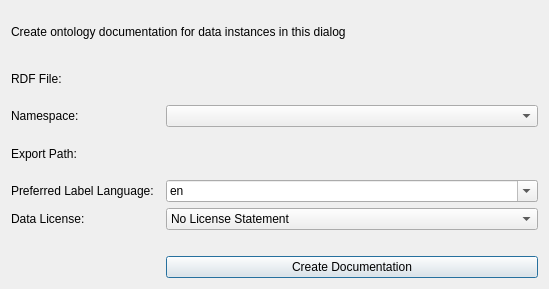
Before: the Qt Designer form dialogs/ui/ontdocdialog.ui in sparqlunicorn/sparqlunicornGoesGIS, drawn with Qt 5.
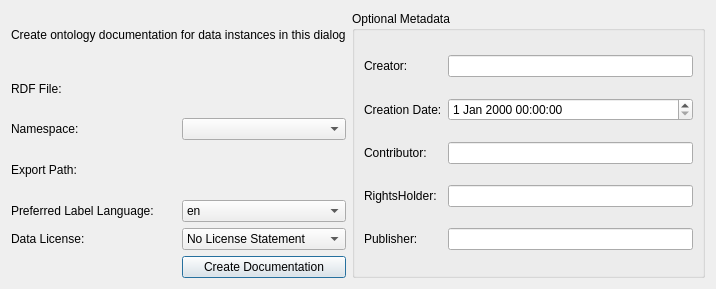
After: the same form once the commit is applied. Icons and pictures are not drawn. Custom widgets are drawn as their Qt base class.

The edit to the form file:
```diff
--- a/dialogs/ui/ontdocdialog.ui
+++ b/dialogs/ui/ontdocdialog.ui
@@ -6,26 +6,130 @@
    <rect>
     <x>0</x>
     <y>0</y>
-    <width>549</width>
+    <width>716</width>
     <height>289</height>
    </rect>
   </property>
   <property name="windowTitle">
    <string>Ontology Documentation Generation</string>
   </property>
-  <property name="windowIcon">
-   <iconset>
-    <normaloff>:/icons/resources/icons/ontdoc.png</normaloff>:/icons/resources/icons/ontdoc.png</iconset>
-  </property>
   <layout class="QGridLayout" name="gridLayout">
-   <item row="1" column="0">
-    <widget class="QLabel" name="label">
+   <item row="4" column="0">
+    <widget class="QLabel" name="label_5">
      <property name="text">
-      <string>RDF File:</string>
+      <string>Preferred Label Language:</string>
      </property>
     </widget>
    </item>
-   <item row="1" column="2">
+   <item row="5" column="1">
+    <widget class="QComboBox" name="licenseCBox">
+     <item>
+      <property name="text">
+       <string>No License Statement</string>
+      </property>
+     </item>
+     <item>
+      <property name="text">
+       <string>All rights reserved</string>
+      </property>
+     </item>
+     <item>
+      <property name="text">
+       <string>CC BY 4.0</string>
+      </property>
+     </item>
+     <item>
+      <property name="text">
+       <string>CC BY-SA 4.0</string>
+      </property>
+     </item>
+     <item>
+      <property name="text">
+       <string>CC BY-NC 4.0</string>
+      </property>
+     </item>
+     <item>
+      <property name="text">
+       <string>CC BY-NC-SA 4.0</string>
+      </property>
+     </item>
+     <item>
+      <property name="text">
+       <string>CC BY-ND 4.0</string>
+      </property>
+     </item>
+     <item>
+      <property name="text">
+       <string>CC BY-NC-ND 4.0</string>
+      </property>
+     </item>
+     <item>
+      <property name="text">
+       <string>CC0</string>
+      </property>
+     </item>
+    </widget>
+   </item>
+   <item row="0" column="2" rowspan="7">
+    <widget class="QGroupBox" name="groupBox">
+     <property name="title">
+      <string>Optional Metadata</string>
+     </property>
+     <layout class="QGridLayout" name="gridLayout_2">
+      <item row="2" column="1">
+       <widget class="QLineEdit" name="contributorEdit"/>
+      </item>
+      <item row="0" column="0">
+       <widget class="QLabel" name="creatorLabel">
+        <property name="text">
+         <string>Creator:</string>
+        </property>
+       </widget>
+      </item>
+      <item row="3" column="1">
+       <widget class="QLineEdit" name="rightsHolderEdit"/>
+      </item>
+      <item row="3" column="0">
+       <widget class="QLabel" name="label_7">
+        <property name="text">
+         <string>RightsHolder:</string>
+        </property>
+       </widget>
+      </item>
+      <item row="1" column="0">
+       <widget class="QLabel" name="label_6">
+        <property name="text">
+         <string>Creation Date:</string>
+        </property>
+       </widget>
+      </item>
+      <item row="0" column="1">
+       <widget class="QLineEdit" name="creatorLineEdit"/>
+      </item>
+      <item row="1" column="1">
+       <widget class="QgsDateTimeEdit" name="mDateTimeEdit"/>
+      </item>
+      <item row="2" column="0">
+       <widget class="QLabel" name="label_8">
+        <property name="text">
+         <string>Contributor:</string>
+        </property>
+       </widget>
+      </item>
+      <item row="4" column="0">
+       <widget class="QLabel" name="label_9">
+        <property name="text">
+         <string>Publisher:</string>
+        </property>
+       </widget>
+      </item>
+      <item row="4" column="1">
+       <widget class="QLineEdit" name="lineEdit"/>
+      </item>
+     </layout>
+    </widget>
+   </item>
+   <item row="1" column="1">
     <widget class="QgsFileWidget" name="inputRDFFileWidget"/>
    </item>
    <item row="3" column="0">
@@ -35,21 +139,15 @@
      </property>
     </widget>
    </item>
-   <item row="5" column="0">
-    <widget class="QLabel" name="label_6">
+   <item row="1" column="0">
+    <widget class="QLabel" name="label">
      <property name="text">
-      <string>Data License:</string>
+      <string>RDF File:</string>
      </property>
     </widget>
    </item>
-   <item row="4" column="2">
+   <item row="4" column="1">
     <widget class="QComboBox" name="preferredLabelLangCBox">
-     <property name="editable">
-      <bool>true</bool>
-     </property>
-     <property name="insertPolicy">
-      <enum>QComboBox::NoInsert</enum>
-     </property>
      <item>
       <property name="text">
        <string>en</string>
@@ -57,28 +155,31 @@
      </item>
     </widget>
    </item>
-   <item row="4" column="0">
-    <widget class="QLabel" name="label_5">
-     <property name="text">
-      <string>Preferred Label Language:</string>
-     </property>
-    </widget>
-   </item>
-   <item row="7" column="2">
+   <item row="6" column="1">
     <widget class="QPushButton" name="createDocumentationButton">
      <property name="text">
       <string>Create Documentation</string>
      </property>
     </widget>
    </item>
-   <item row="0" column="0" colspan="3">
+   <item row="5" column="0">
+    <widget class="QLabel" name="label_10">
+     <property name="text">
+      <string>Data License:</string>
+     </property>
+    </widget>
+   </item>
+   <item row="0" column="0" colspan="2">
     <widget class="QLabel" name="label_4">
      <property name="text">
       <string>Create ontology documentation for data instances in this dialog</string>
      </property>
     </widget>
    </item>
-   <item row="3" column="2">
+   <item row="2" column="1">
+    <widget class="QComboBox" name="namespaceCBox"/>
+   </item>
+   <item row="3" column="1">
     <widget class="QgsFileWidget" name="outFolderWidget">
      <property name="storageMode">
       <enum>QgsFileWidget::GetDirectory</enum>
@@ -92,74 +193,14 @@
      </property>
     </widget>
    </item>
-   <item row="2" column="2">
-    <widget class="QComboBox" name="namespaceCBox"/>
-   </item>
-   <item row="6" column="2">
-    <spacer name="horizontalSpacer">
-     <property name="orientation">
-      <enum>Qt::Horizontal</enum>
-     </property>
-     <property name="sizeHint" stdset="0">
-      <size>
-       <width>40</width>
-       <height>20</height>
-      </size>
-     </property>
-    </spacer>
-   </item>
-   <item row="5" column="2">
-    <widget class="QComboBox" name="licenseCBox">
-     <item>
-      <property name="text">
-       <string>No License Statement</string>
-      </property>
-     </item>
-     <item>
-      <property name="text">
-       <string>All rights reserved</string>
-      </property>
-     </item>
-     <item>
-      <property name="text">
-       <string>CC BY 4.0</string>
-      </property>
-     </item>
-     <item>
-      <property name="text">
-       <string>CC BY-SA 4.0</string>
-      </property>
-     </item>
-     <item>
-      <property name="text">
-       <string>CC BY-NC 4.0</string>
-      </property>
-     </item>
-     <item>
-      <property name="text">
-       <string>CC BY-NC-SA 4.0</string>
-      </property>
-     </item>
-     <item>
-      <property name="text">
-       <string>CC BY-ND 4.0</string>
-      </property>
-     </item>
-     <item>
-      <property name="text">
-       <string>CC BY-NC-ND 4.0</string>
-      </property>
-     </item>
-     <item>
-      <property name="text">
-       <string>CC0</string>
-      </property>
-     </item>
-    </widget>
-   </item>
   </layout>
  </widget>
  <customwidgets>
+  <customwidget>
+   <class>QgsDateTimeEdit</class>
+   <extends>QDateTimeEdit</extends>
+   <header>qgsdatetimeedit.h</header>
+  </customwidget>
   <customwidget>
    <class>QgsFileWidget</class>
    <extends>QWidget</extends>
```
